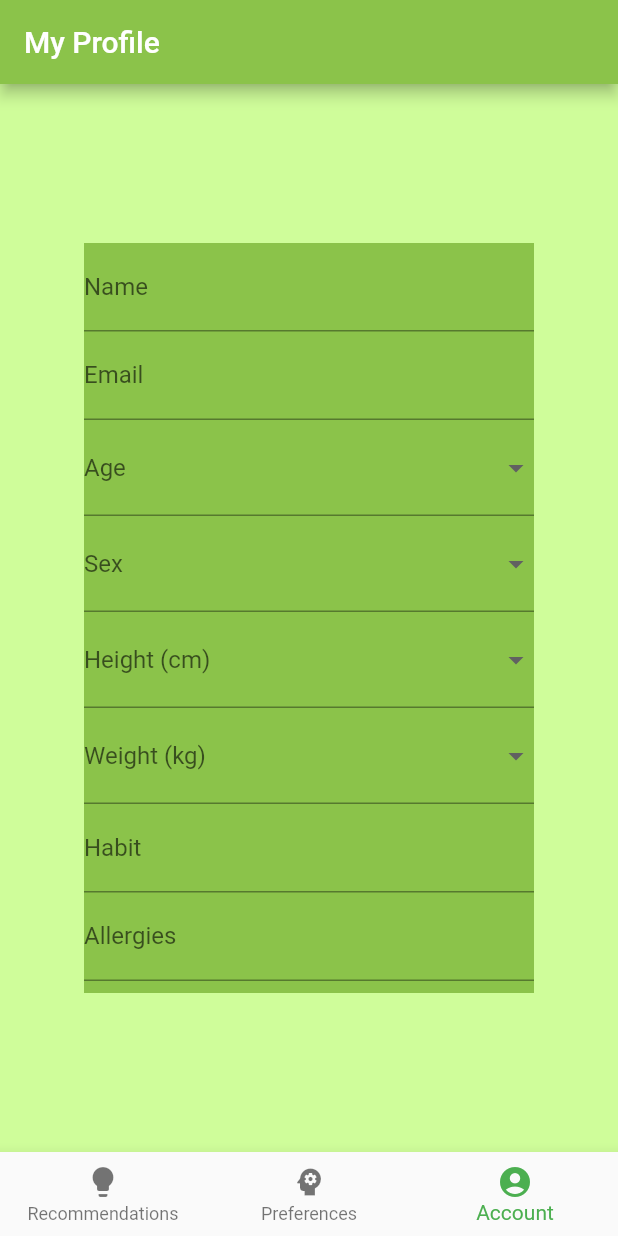
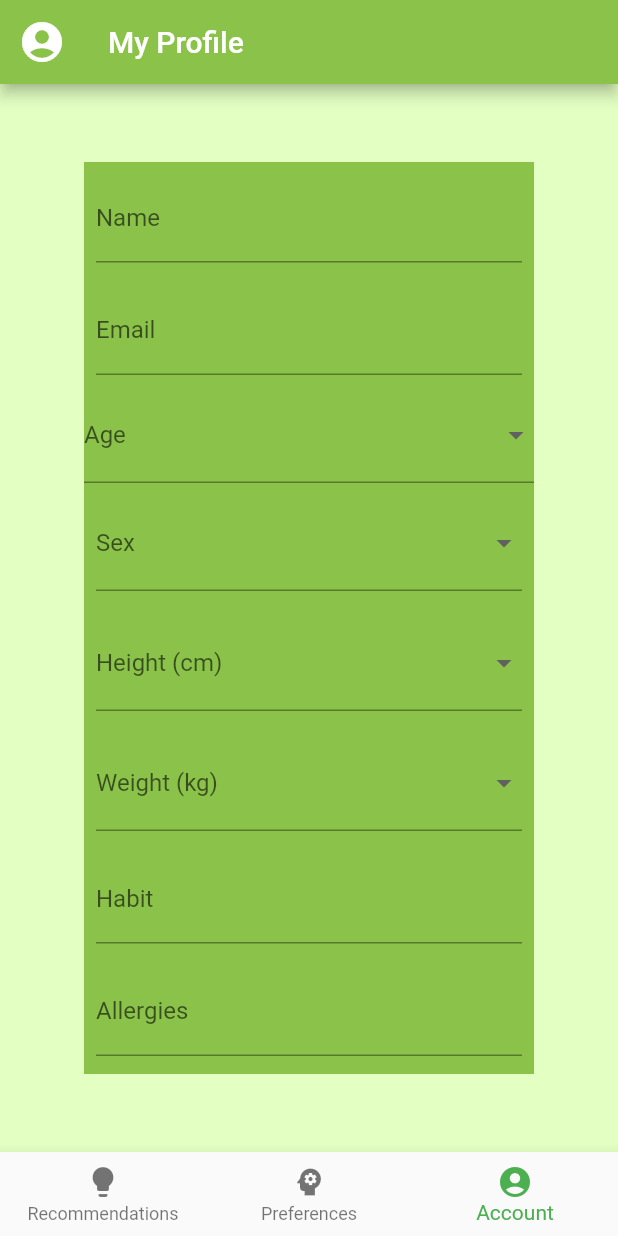
Before and after one commit to nathan-wick/nutrition-ai, a Flutter app: the screen it shows once a user with an empty profile is signed in, item 3 of the bottom bar chosen, on a phone screen of 412 x 824 dp. Run offline on Flutter 3.47's test engine with Material 2 defaults, Android fonts, the phone set to English and light mode, and no system bars; our stand-ins replace firebase_auth, firebase_core; accounts and stored records are empty; network calls fail.

Commit message:
Added icons and padding

```diff
--- a/nutrition_ai/lib/screens/authenticated/account.dart
+++ b/nutrition_ai/lib/screens/authenticated/account.dart
@@ -23,33 +23,46 @@ class _AccountState extends State<Account> {
     return MaterialApp(
       debugShowCheckedModeBanner: false,
       home: Scaffold(
-        backgroundColor: const Color.fromARGB(255, 207, 253, 154),
+        backgroundColor: Color.fromARGB(255, 227, 255, 194),
         appBar: AppBar(
           title: Text("My Profile"),
           backgroundColor: Colors.lightGreen,
+          leading: Icon(
+            Icons.account_circle,
+            size: 32.0,
+          ),
         ),
         body: Center(
           child: Container(
-            height: 500.0,
+            height: 608.0,
             width: 300.0,
             color: Colors.lightGreen,
             child: Column(
               children: <Widget>[
-                TextFormField(
+                Padding(
+                  padding: const EdgeInsets.all(8.0),
+                  child: TextFormField(
                     decoration: InputDecoration(labelText: 'Name'),
                   ),
-                TextFormField(
+                ),
+                Padding(
+                  padding: const EdgeInsets.all(8.0),
+                  child: TextFormField(
                     decoration: InputDecoration(labelText: 'Email'),
                     keyboardType: TextInputType.emailAddress,
+                  ),
                 ),
                 DropdownButtonFormField(
                   decoration: InputDecoration(labelText: 'Age'),
                   items: List.generate(100, (index) => index + 1)
-                      .map((e) => DropdownMenuItem(value: e.toString(), child: Text(e.toString())))
+                      .map((e) => DropdownMenuItem(
+                          value: e.toString(), child: Text(e.toString())))
                       .toList(),
                   onChanged: (value) {},
                 ),
-                DropdownButtonFormField(
+                Padding(
+                  padding: const EdgeInsets.all(8.0),
+                  child: DropdownButtonFormField(
                     decoration: InputDecoration(labelText: 'Sex'),
                     items: [
                       DropdownMenuItem(child: Text("Male"), value: "Male"),
@@ -57,25 +70,40 @@ class _AccountState extends State<Account> {
                     ],
                     onChanged: (value) {},
                   ),
-                DropdownButtonFormField(
+                ),
+                Padding(
+                  padding: const EdgeInsets.all(8.0),
+                  child: DropdownButtonFormField(
                     decoration: InputDecoration(labelText: 'Height (cm)'),
                     items: List.generate(251, (index) => index + 50)
-                      .map((e) => DropdownMenuItem(value: e.toString(), child: Text(e.toString())))
+                        .map((e) => DropdownMenuItem(
+                            value: e.toString(), child: Text(e.toString())))
                         .toList(),
                     onChanged: (value) {},
                   ),
-                DropdownButtonFormField(
+                ),
+                Padding(
+                  padding: const EdgeInsets.all(8.0),
+                  child: DropdownButtonFormField(
                     decoration: InputDecoration(labelText: 'Weight (kg)'),
                     items: List.generate(151, (index) => index + 40)
-                      .map((e) => DropdownMenuItem(value: e.toString(), child: Text(e.toString())))
+                        .map((e) => DropdownMenuItem(
+                            value: e.toString(), child: Text(e.toString())))
                         .toList(),
                     onChanged: (value) {},
                   ),
-                TextFormField(
+                ),
+                Padding(
+                  padding: const EdgeInsets.all(8.0),
+                  child: TextFormField(
                     decoration: InputDecoration(labelText: 'Habit'),
                   ),
-                TextFormField(
+                ),
+                Padding(
+                  padding: const EdgeInsets.all(8.0),
+                  child: TextFormField(
                     decoration: InputDecoration(labelText: 'Allergies'),
+                  ),
                 ),
               ],
             ),
```
Lines whose indentation alone changed are shown as unchanged.
